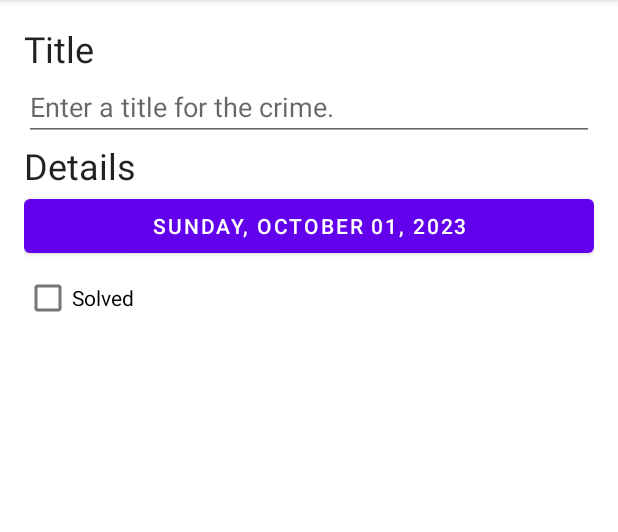
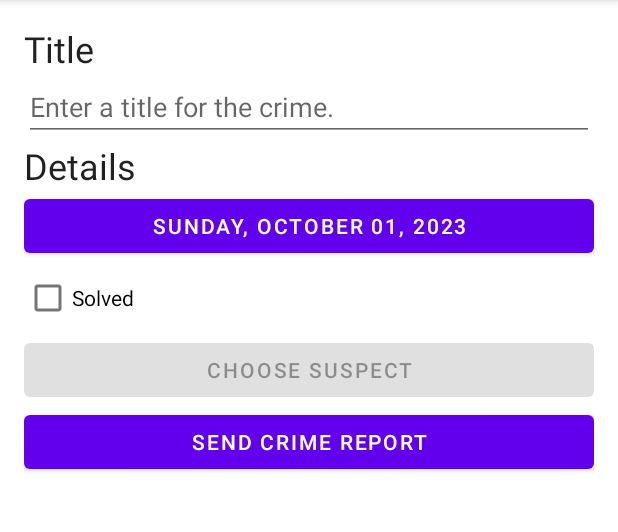
Before and after one commit to JRSiwiecki/CriminalIntent, an Android app: the screen it shows after launch (MainActivity), after a tap on "New Crime", on a phone screen of 412 x 824 dp, the part 84-616 px from its top. Run offline under Robolectric (Android 15) with nearby library versions, the phone set to English and light mode, and no system bars; our stand-ins replace Room's generated code.

Commit message:
Finish Chapter 16 (#8)
* Add crime suspect/report assets

* Migrate database to add suspect

* Add date formatting

* Create implicit intent for sending crime report

* Add implicit intent to choose contact

* Add contact choosing functionality + update UI

* Update manifest

* Add verify filter

```diff
--- a/app/src/main/AndroidManifest.xml
+++ b/app/src/main/AndroidManifest.xml
@@ -20,5 +20,11 @@
             </intent-filter>
         </activity>
     </application>
+    <queries>
+        <intent>
+            <action android:name="android.intent.action.PICK" />
+            <data android:mimeType="vnd.android.cursor.dir/contact" />
+        </intent>
+    </queries>
 
 </manifest>
--- a/app/src/main/java/com/bignerdranch/android/criminalintent/Crime.kt
+++ b/app/src/main/java/com/bignerdranch/android/criminalintent/Crime.kt
@@ -10,5 +10,6 @@ data class Crime (
     @PrimaryKey val id: UUID,
     val title: String,
     val date: Date,
-    val isSolved: Boolean
+    val isSolved: Boolean,
+    val suspect: String = ""
 )
--- a/app/src/main/java/com/bignerdranch/android/criminalintent/CrimeDetailFragment.kt
+++ b/app/src/main/java/com/bignerdranch/android/criminalintent/CrimeDetailFragment.kt
@@ -1,11 +1,17 @@
 package com.bignerdranch.android.criminalintent
 
+import android.content.Intent
+import android.content.pm.PackageManager
+import android.content.pm.ResolveInfo
+import android.net.Uri
 import androidx.fragment.app.Fragment
 import android.os.Bundle
-import android.util.Log
+import android.provider.ContactsContract
+import android.text.format.DateFormat
 import android.view.LayoutInflater
 import android.view.View
 import android.view.ViewGroup
+import androidx.activity.result.contract.ActivityResultContracts
 import androidx.core.widget.doOnTextChanged
 import androidx.fragment.app.setFragmentResultListener
 import androidx.fragment.app.viewModels
@@ -16,8 +22,9 @@ import androidx.navigation.fragment.findNavController
 import androidx.navigation.fragment.navArgs
 import com.bignerdranch.android.criminalintent.databinding.FragmentCrimeDetailBinding
 import kotlinx.coroutines.launch
-import java.util.UUID
 import java.util.Date
+
+private const val DATE_FORMAT = "EEE, MMM, dd"
 
 class CrimeDetailFragment: Fragment() {
 
@@ -31,6 +38,12 @@ class CrimeDetailFragment: Fragment() {
 
     private val crimeDetailViewModel: CrimeDetailViewModel by viewModels {
         CrimeDetailViewModelFactory(args.crimeId)
+    }
+
+    private val selectSuspect = registerForActivityResult(
+        ActivityResultContracts.PickContact()
+    ) { uri: Uri? ->
+        uri?.let { parseContactSelection(it) }
     }
 
     override fun onCreateView(
@@ -65,6 +78,16 @@ class CrimeDetailFragment: Fragment() {
                     oldCrime.copy(isSolved = isChecked)
                 }
             }
+
+            crimeSuspect.setOnClickListener {
+                selectSuspect.launch(null)
+            }
+
+            val selectSuspectIntent = selectSuspect.contract.createIntent(
+                requireContext(),
+                null
+            )
+            crimeSuspect.isEnabled = canResolveIntent(selectSuspectIntent)
         }
 
         setFragmentResultListener(
@@ -95,6 +118,73 @@ class CrimeDetailFragment: Fragment() {
                 )
             }
             crimeSolved.isChecked = crime.isSolved
+
+            crimeReport.setOnClickListener {
+                val reportIntent = Intent(Intent.ACTION_SEND).apply {
+                    type = "text/plain"
+                    putExtra(Intent.EXTRA_TEXT, getCrimeReport(crime))
+                    putExtra(
+                        Intent.EXTRA_SUBJECT,
+                        getString(R.string.crime_report_subject)
+                    )
+                }
+
+                val chooserIntent = Intent.createChooser(
+                    reportIntent,
+                    getString(R.string.send_report)
+                )
+
+                startActivity(chooserIntent)
+            }
+
+            crimeSuspect.text = crime.suspect.ifEmpty {
+                getString(R.string.crime_suspect_text)
+            }
         }
     }
+
+    private fun getCrimeReport(crime: Crime): String {
+        val solvedString = if (crime.isSolved) {
+            getString(R.string.crime_report_solved)
+        } else {
+            getString(R.string.crime_report_unsolved)
+        }
+
+        val dateString = DateFormat.format(DATE_FORMAT, crime.date).toString()
+        val suspectText = if (crime.suspect.isBlank()) {
+            getString(R.string.crime_report_no_suspect)
+        } else {
+            getString(R.string.crime_report_suspect, crime.suspect)
+        }
+
+        return getString(
+            R.string.crime_report, crime.title, dateString, solvedString, suspectText
+        )
+    }
+
+    private fun parseContactSelection(contactUri: Uri) {
+        val queryFields = arrayOf(ContactsContract.Contacts.DISPLAY_NAME)
+
+        val queryCursor = requireActivity().contentResolver
+            .query(contactUri, queryFields, null, null, null)
+
+        queryCursor?.use { cursor ->
+            if (cursor.moveToFirst()) {
+                val suspect = cursor.getString(0)
+                crimeDetailViewModel.updateCrime { oldCrime ->
+                    oldCrime.copy(suspect = suspect)
+                }
+            }
+        }
+    }
+
+    private fun canResolveIntent(intent: Intent): Boolean {
+        val packageManager: PackageManager = requireActivity().packageManager
+        val resolvedActivity: ResolveInfo? =
+            packageManager.resolveActivity(
+                intent,
+                PackageManager.MATCH_DEFAULT_ONLY
+            )
+        return resolvedActivity != null
+    }
 }
--- a/app/src/main/java/com/bignerdranch/android/criminalintent/CrimeRepository.kt
+++ b/app/src/main/java/com/bignerdranch/android/criminalintent/CrimeRepository.kt
@@ -3,6 +3,7 @@ package com.bignerdranch.android.criminalintent
 import android.content.Context
 import androidx.room.Room
 import com.bignerdranch.android.criminalintent.database.CrimeDatabase
+import com.bignerdranch.android.criminalintent.database.migration_1_2
 import kotlinx.coroutines.CoroutineScope
 import kotlinx.coroutines.GlobalScope
 import kotlinx.coroutines.flow.Flow
@@ -19,6 +20,7 @@ class CrimeRepository private constructor(context: Context,
             CrimeDatabase::class.java,
             DATABASE_NAME
         )
+        .addMigrations(migration_1_2)
         .build()
 
     fun getCrimes(): Flow<List<Crime>> = database.crimeDao().getCrimes()
--- a/app/src/main/java/com/bignerdranch/android/criminalintent/database/CrimeDatabase.kt
+++ b/app/src/main/java/com/bignerdranch/android/criminalintent/database/CrimeDatabase.kt
@@ -3,10 +3,20 @@ package com.bignerdranch.android.criminalintent.database
 import androidx.room.Database
 import androidx.room.RoomDatabase
 import androidx.room.TypeConverters
+import androidx.room.migration.Migration
+import androidx.sqlite.db.SupportSQLiteDatabase
 import com.bignerdranch.android.criminalintent.Crime
 
-@Database(entities = [ Crime::class ], version=1)
+@Database(entities = [ Crime::class ], version = 2)
 @TypeConverters(CrimeTypeConverters::class)
 abstract class CrimeDatabase : RoomDatabase() {
     abstract fun crimeDao(): CrimeDao
 }
+
+val migration_1_2 = object : Migration(1, 2) {
+    override fun migrate(database: SupportSQLiteDatabase) {
+        database.execSQL(
+            "ALTER TABLE Crime ADD COLUMN suspect TEXT NOT NULL DEFAULT ''"
+        )
+    }
+}
--- a/app/src/main/res/layout/fragment_crime_detail.xml
+++ b/app/src/main/res/layout/fragment_crime_detail.xml
@@ -40,4 +40,16 @@
         android:layout_height="wrap_content"
         android:text="@string/crime_solved_label"/>
 
+    <Button
+        android:id="@+id/crime_suspect"
+        android:layout_width="match_parent"
+        android:layout_height="wrap_content"
+        android:text="@string/crime_suspect_text" />
+
+    <Button
+        android:id="@+id/crime_report"
+        android:layout_width="match_parent"
+        android:layout_height="wrap_content"
+        android:text="@string/crime_report_text" />
+
 </LinearLayout>
--- a/app/src/main/res/values/strings.xml
+++ b/app/src/main/res/values/strings.xml
@@ -5,4 +5,15 @@
     <string name="crime_details_label">Details</string>
     <string name="crime_solved_label">Solved</string>
     <string name="new_crime">New Crime</string>
+    <string name="crime_suspect_text">Choose Suspect</string>
+    <string name="crime_report_text">Send Crime Report</string>
+    <string name="crime_report">%1$s!
+        The crime was discovered on %2$s. %3$s, and %4$s
+    </string>
+    <string name="crime_report_solved">The case is solved</string>
+    <string name="crime_report_unsolved">The case is not solved</string>
+    <string name="crime_report_no_suspect">there is no suspect.</string>
+    <string name="crime_report_suspect">the suspect is %s.</string>
+    <string name="crime_report_subject">CriminalIntent Crime Report</string>
+    <string name="send_report">Send crime report via</string>
 </resources>
```
